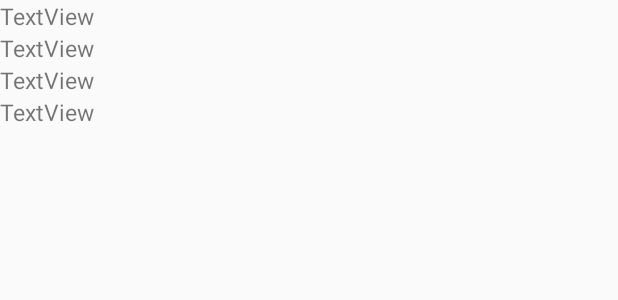
After one commit to LentoLee/DemoTest, an Android app: the layout samsung_demo_list_item.xml on its own in the app's theme, with its tools: preview values and no code run, on a phone screen of 412 x 824 dp. The commit adds this screen. Shown: the top 300 px of the screen. Run offline under Robolectric (Android 15) with nearby library versions, the phone set to English and light mode, and no system bars.

Commit message:
add samsung calllog demo

```diff
--- a/app/src/main/AndroidManifest.xml
+++ b/app/src/main/AndroidManifest.xml
@@ -32,6 +32,8 @@
             android:theme="@style/Dialog.CustomBackgroundColor"/>
         <activity android:name=".activity.CustomViewListActivity"/>
         <activity android:name=".activity.CustomViewActivity"/>
+        <activity android:name="com.example.lento.demotest.samsungdemo.activity.CallLogs"/>
+        <activity android:name="com.example.lento.demotest.samsungdemo.activity.CallLogsDemoActivity"/>
     </application>
 
 </manifest>
--- a/app/src/main/java/com/example/lento/demotest/util/ContactHelper.java
+++ b/app/src/main/java/com/example/lento/demotest/util/ContactHelper.java
@@ -30,6 +30,7 @@ public class ContactHelper {
 //        }
         Cursor managedCursor = context.getContentResolver().query(CallLog.Calls.CONTENT_URI, null, null, null, null);
         if (managedCursor != null) {
+            int name = managedCursor.getColumnIndex(CallLog.Calls.CACHED_NAME);
             int number = managedCursor.getColumnIndex(CallLog.Calls.NUMBER);
             int type = managedCursor.getColumnIndex(CallLog.Calls.TYPE);
             int date = managedCursor.getColumnIndex(CallLog.Calls.DATE);
@@ -38,6 +39,7 @@ public class ContactHelper {
 
             sb.append("Call Details :");
             while (managedCursor.moveToNext()) {
+                String displayName = managedCursor.getString(name);
                 String phNumber = managedCursor.getString(number);
                 String callType = managedCursor.getString(type);
                 String callDate = managedCursor.getString(date);
@@ -60,6 +62,7 @@ public class ContactHelper {
                         break;
                 }
                 sb.append("\nPhone Number:--- " + phNumber
+                        + " \nCall displayName:--- " + displayName
                         + " \nCall id:--- " + callLogId
                         + " \nCall Type:--- " + dir
                         + " \nCall Date:--- " + callDayTime
--- /dev/null
+++ b/app/src/main/res/layout/samsung_demo_list_item.xml
@@ -0,0 +1,35 @@
+<?xml version="1.0" encoding="utf-8"?>
+<LinearLayout xmlns:android="http://schemas.android.com/apk/res/android"
+    android:layout_width="match_parent"
+    android:layout_height="match_parent"
+    android:orientation="vertical" >
+
+    <TextView
+        android:id="@+id/nameTV"
+        android:layout_width="wrap_content"
+        android:layout_height="wrap_content"
+        android:textSize="15sp"
+        android:text="TextView" />
+
+    <TextView
+        android:id="@+id/numberTV"
+        android:layout_width="wrap_content"
+        android:textSize="15sp"
+        android:layout_height="wrap_content"
+        android:text="TextView" />
+
+    <TextView
+        android:id="@+id/dateTV"
+        android:layout_width="wrap_content"
+        android:layout_height="wrap_content"
+        android:textSize="15sp"
+        android:text="TextView" />
+
+    <TextView
+        android:id="@+id/durationTV"
+        android:layout_width="wrap_content"
+        android:layout_height="wrap_content"
+        android:textSize="15sp"
+        android:text="TextView" />
+
+</LinearLayout>
```
Also changed, not shown: app/src/main/java/com/example/lento/demotest/MainActivity.java (+7 -1 lines), app/src/main/java/com/example/lento/demotest/samsungdemo/activity/CallLogs.java (added, +41 -0 lines), app/src/main/java/com/example/lento/demotest/samsungdemo/activity/CallLogsDemoActivity.java (added, +196 -0 lines), app/src/main/java/com/example/lento/demotest/samsungdemo/calllog/CallLogModel.java (added, +40 -0 lines), app/src/main/java/com/example/lento/demotest/samsungdemo/calllog/CallLogsArrayAdapter.java (added, +60 -0 lines), app/src/main/res/layout/samsung_demo_listview.xml (added, +13 -0 lines), app/src/main/res/layout/samsung_demo_main.xml (added, +26 -0 lines).
